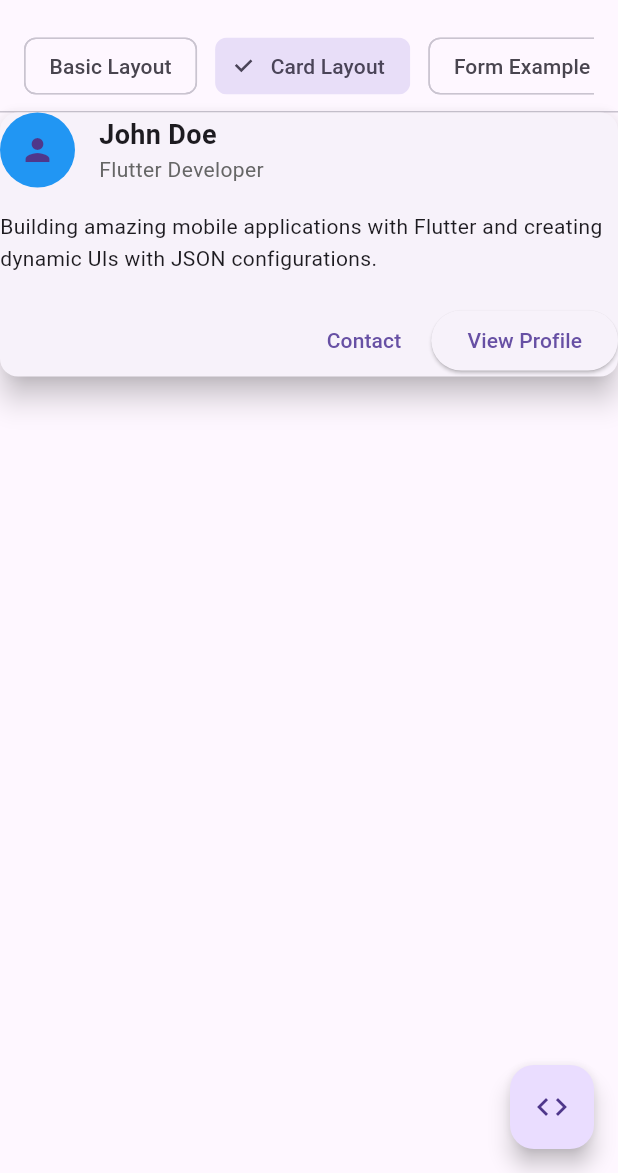
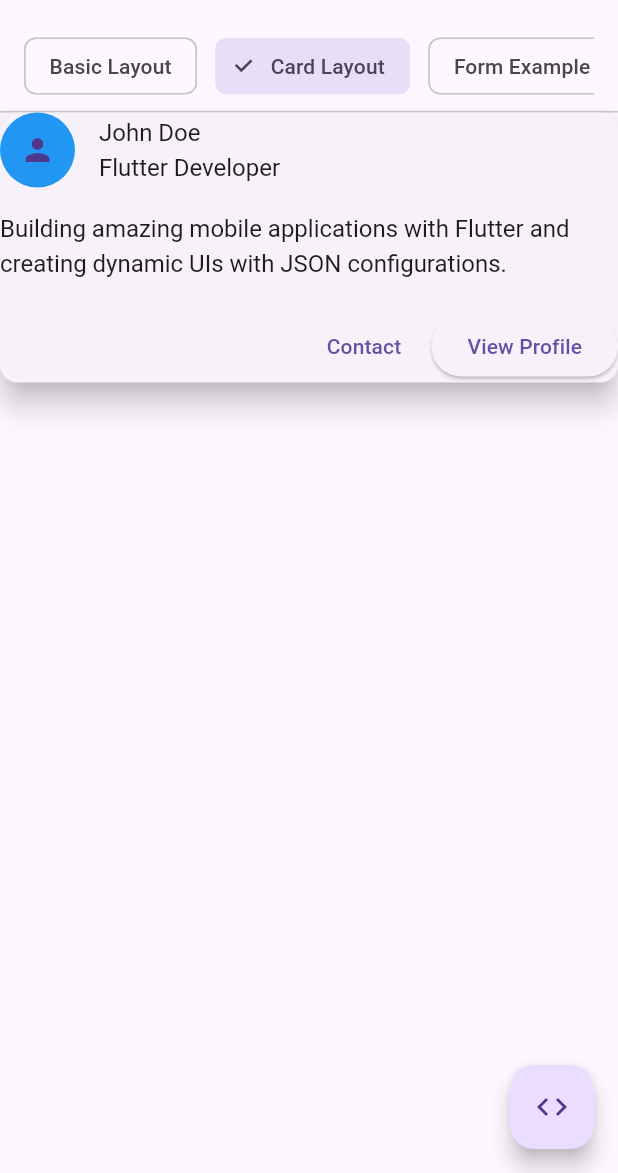
Before and after one commit to mahadydev/json_ui_builder, a Flutter app: the screen it shows after launch, after a tap on "Card Layout", on a phone screen of 412 x 824 dp, the part 63-1236 px from its top. Run offline on Flutter 3.47's test engine with Material 3 defaults, Android fonts, the phone set to English and light mode, and no system bars.

Commit message:
text properties changed

```diff
--- a/lib/src/widgets/text_widgets.dart
+++ b/lib/src/widgets/text_widgets.dart
@@ -45,6 +45,8 @@ class TextWidgets {
 
   static Widget _buildText(WidgetConfig config) {
     final text = PropertyParser.parseRequiredString(config, 'text');
+    final fontSize = PropertyParser.parseDouble(config, 'fontSize');
+    final letterSpacing = PropertyParser.parseDouble(config, 'letterSpacing');
     final style = PropertyParser.parseTextStyle(config, 'style');
     final textAlign = PropertyParser.parseTextAlign(config, 'textAlign');
     final overflow = _parseTextOverflow(config.getProperty<String>('overflow'));
@@ -52,7 +54,10 @@ class TextWidgets {
 
     return Text(
       text,
-      style: style,
+      style: TextStyle(
+        fontSize: fontSize ?? 16.0,
+        letterSpacing: letterSpacing ?? 0.0,
+      ),
       textAlign: textAlign,
       overflow: overflow,
       maxLines: maxLines,
```
